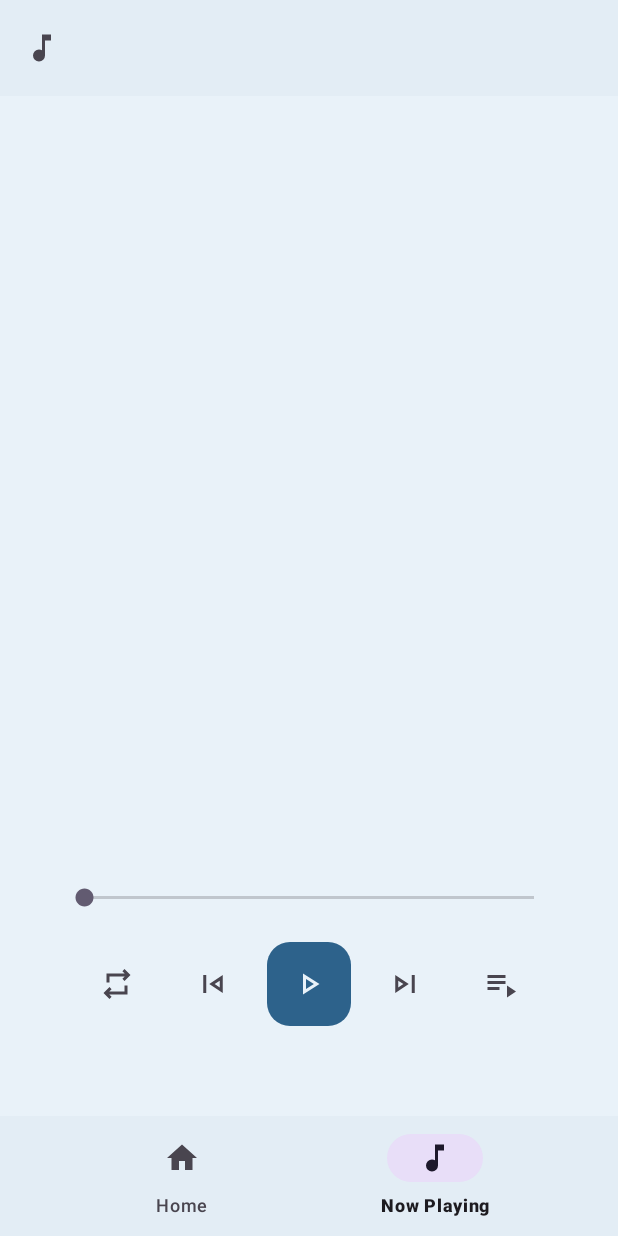
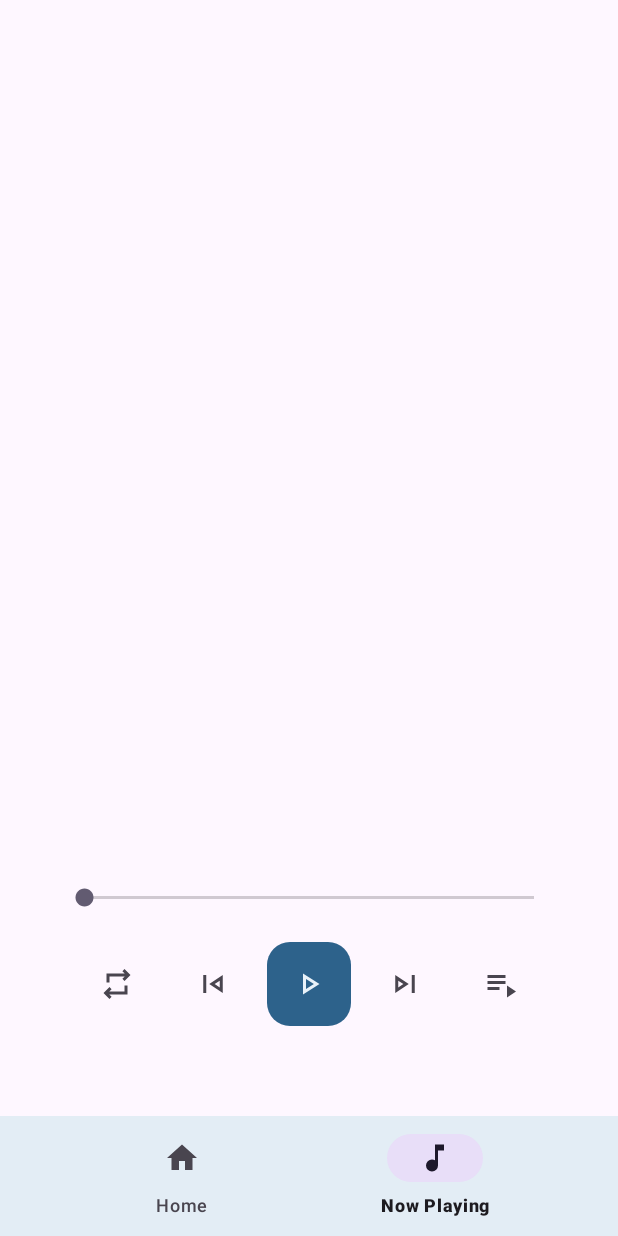
Before and after one commit to DoMHieu/Group-Project, an Android app: the screen it shows after launch (MainActivity), item 2 of the bottom bar chosen, on a phone screen of 412 x 824 dp. Run offline under Robolectric (Android 15) with nearby library versions, the phone set to English and light mode, and no system bars; pictures from the network do not load.

```diff
--- a/MusicPlayer/app/src/main/java/com/example/musicplayer/MainActivity.kt
+++ b/MusicPlayer/app/src/main/java/com/example/musicplayer/MainActivity.kt
@@ -6,22 +6,28 @@ import androidx.appcompat.app.AppCompatActivity
 import androidx.core.view.ViewCompat
 import androidx.core.view.WindowCompat
 import androidx.core.view.WindowInsetsCompat
+import androidx.fragment.app.Fragment
 import com.example.musicplayer.home.SearchFragment
 import com.example.musicplayer.playback.PlayerFragment
+import com.google.android.material.bottomnavigation.BottomNavigationView
 
 class MainActivity : AppCompatActivity() {
 
+    private val searchFragment = SearchFragment()
+    private val playerFragment = PlayerFragment()
+    private var activeFragment: Fragment = searchFragment
+
     override fun onCreate(savedInstanceState: Bundle?) {
         super.onCreate(savedInstanceState)
-        //Hide Action bar
         supportActionBar?.hide()
         actionBar?.hide()
-        //Fullscreen layout
         WindowCompat.setDecorFitsSystemWindows(window, false)
         setContentView(R.layout.activity_main)
+
         val container = findViewById<View>(R.id.container)
         val bottomNavigationView =
-            findViewById<com.google.android.material.bottomnavigation.BottomNavigationView>(R.id.bottom_navigation)
+            findViewById<BottomNavigationView>(R.id.bottom_navigation)
+
         ViewCompat.setOnApplyWindowInsetsListener(container) { v, insets ->
             val cutoutInsets = insets.getInsets(WindowInsetsCompat.Type.displayCutout())
             v.setPadding(0, cutoutInsets.top, 0, 0)
@@ -32,23 +38,47 @@ class MainActivity : AppCompatActivity() {
             v.setPadding(0, 0, 0, navBarInsets.bottom)
             insets
         }
-        supportFragmentManager.beginTransaction().replace(R.id.container, SearchFragment()).commit()
+
+        if (savedInstanceState == null) {
+            supportFragmentManager.beginTransaction().apply {
+                add(R.id.container, playerFragment, "2").hide(playerFragment)
+                add(R.id.container, searchFragment, "1")
+            }.commit()
+        }
+
         bottomNavigationView.setOnItemSelectedListener { item ->
             when (item.itemId) {
                 R.id.home -> {
-                    supportFragmentManager.beginTransaction()
-                        .replace(R.id.container, SearchFragment())
-                        .commit()
+                    supportFragmentManager.beginTransaction().hide(activeFragment).show(searchFragment).commit()
+                    activeFragment = searchFragment
                     true
                 }
                 R.id.control -> {
-                    supportFragmentManager.beginTransaction()
-                        .replace(R.id.container, PlayerFragment())
-                        .commit()
+                    supportFragmentManager.beginTransaction().hide(activeFragment).show(playerFragment).commit()
+                    activeFragment = playerFragment
                     true
                 }
                 else -> false
             }
         }
     }
+
+    override fun onSaveInstanceState(outState: Bundle) {
+        super.onSaveInstanceState(outState)
+        outState.putString("active_fragment_tag", activeFragment.tag)
+    }
+
+    override fun onRestoreInstanceState(savedInstanceState: Bundle) {
+        super.onRestoreInstanceState(savedInstanceState)
+        val activeTag = savedInstanceState.getString("active_fragment_tag")
+        val fragmentToShow = supportFragmentManager.findFragmentByTag(activeTag) ?: searchFragment
+        val fragmentToHide1 = if (fragmentToShow != searchFragment) searchFragment else playerFragment
+        val fragmentToHide2 = if (fragmentToShow != playerFragment) playerFragment else searchFragment
+        supportFragmentManager.beginTransaction()
+            .hide(fragmentToHide1)
+            .hide(fragmentToHide2)
+            .show(fragmentToShow)
+            .commit()
+        activeFragment = fragmentToShow
+    }
 }
--- a/MusicPlayer/app/src/main/java/com/example/musicplayer/home/SearchFragment.kt
+++ b/MusicPlayer/app/src/main/java/com/example/musicplayer/home/SearchFragment.kt
@@ -102,7 +102,7 @@ class SearchFragment : Fragment() {
                             id = item.id,
                             title = item.title,
                             url = "",
-                            artist = item.user.username.ifEmpty { item.user.full_name.ifEmpty { "Unknown" } },
+                            artist = item.metadata_artist?.takeIf { it.isNotBlank() } ?: item.user.username.ifEmpty { item.user.full_name.ifEmpty { "Unknown" } },
                             cover = item.artwork_url,
                             coverXL = largeArtworkUrl,
                             lastFetchTime = 0L
--- /dev/null
+++ b/MusicPlayer/app/src/main/java/com/example/musicplayer/utils/MarqueeTextView.kt
@@ -0,0 +1,30 @@
+package com.example.musicplayer.utils
+
+import android.content.Context
+import android.graphics.Rect
+import android.util.AttributeSet
+import androidx.appcompat.widget.AppCompatTextView
+
+class MarqueeTextView @JvmOverloads constructor(
+    context: Context,
+    attrs: AttributeSet? = null,
+    defStyleAttr: Int = 0
+) : AppCompatTextView(context, attrs, defStyleAttr) {
+
+    init {
+        isSelected = true
+    }
+    override fun isFocused(): Boolean {
+        return true
+    }
+    override fun onFocusChanged(focused: Boolean, direction: Int, previouslyFocusedRect: Rect?) {
+        if (focused) {
+            super.onFocusChanged(focused, direction, previouslyFocusedRect)
+        }
+    }
+    override fun onWindowFocusChanged(hasWindowFocus: Boolean) {
+        if (hasWindowFocus) {
+            super.onWindowFocusChanged(hasWindowFocus)
+        }
+    }
+}
--- a/MusicPlayer/app/src/main/res/layout/fragment_player.xml
+++ b/MusicPlayer/app/src/main/res/layout/fragment_player.xml
@@ -11,27 +11,12 @@
         android:layout_height="match_parent"
         android:orientation="vertical"
         android:paddingBottom="48dp"
-        android:background="?attr/colorPrimary">
+        android:background="?attr/colorSurface">
 
-        <!-- Toolbar -->
-        <com.google.android.material.appbar.MaterialToolbar
-            android:id="@+id/Toolbar"
-            style="@style/Widget.Material3.Toolbar"
-            android:layout_width="match_parent"
-            android:layout_height="wrap_content"
-            app:navigationIcon="@drawable/music_note_24px"
-            tools:title="@tools:sample/full_names"
-            tools:subtitle="@tools:sample/last_names"
-            android:background="?attr/colorPrimaryContainer"
-            />
-
-        <!-- Cover + Queue (thay thế nhau) -->
         <FrameLayout
             android:layout_width="match_parent"
             android:layout_height="0dp"
             android:layout_weight="1">
-
-            <!-- Ảnh bìa -->
             <ImageView
                 android:id="@+id/imageView"
                 android:layout_width="350dp"
@@ -40,8 +25,6 @@
                 android:layout_margin="16dp"
                 android:scaleType="centerCrop"
                 tools:src="@tools:sample/avatars" />
-
-            <!-- Queue (ẩn mặc định) -->
             <androidx.recyclerview.widget.RecyclerView
                 android:id="@+id/rvQueue"
                 android:layout_width="match_parent"
@@ -51,7 +34,47 @@
                 android:padding="8dp"/>
         </FrameLayout>
 
-        <!-- Progress bar + thời gian -->
+        <LinearLayout
+            android:layout_width="match_parent"
+            android:layout_height="wrap_content"
+            android:orientation="vertical"
+            android:gravity="center_horizontal"
+            android:paddingStart="32dp"
+            android:paddingEnd="32dp"
+            android:paddingBottom="16dp">
+
+            <FrameLayout
+                android:layout_width="match_parent"
+                android:layout_height="wrap_content">
+
+                <com.example.musicplayer.utils.MarqueeTextView
+                    android:id="@+id/toolbarTitle"
+                    android:layout_width="wrap_content"
+                    android:layout_height="wrap_content"
+                    android:layout_gravity="center_horizontal"
+                    android:ellipsize="marquee"
+                    android:marqueeRepeatLimit="marquee_forever"
+                    android:singleLine="true"
+                    android:scrollHorizontally="true"
+                    android:textAppearance="@style/TextAppearance.Material3.HeadlineSmall"
+                    android:textStyle="bold"
+                    tools:text="Tên một bài hát rất dài để test hiệu ứng chạy chữ" />
+
+            </FrameLayout>
+
+            <TextView
+                android:id="@+id/toolbarSubtitle"
+                android:layout_width="match_parent"
+                android:layout_height="wrap_content"
+                android:singleLine="true"
+                android:gravity="center"
+                android:ellipsize="end"
+                android:textAppearance="@style/TextAppearance.Material3.TitleMedium"
+                android:textColor="?android:attr/textColorSecondary"
+                tools:text="Tên nghệ sĩ" />
+
+        </LinearLayout>
+
         <androidx.constraintlayout.widget.ConstraintLayout
             android:id="@+id/ProgressLayout"
             android:layout_width="match_parent"
@@ -83,7 +106,6 @@
                 app:layout_constraintBottom_toBottomOf="parent"
                 />
 
-
             <com.google.android.material.textview.MaterialTextView
                 android:id="@+id/songTotalTime"
                 android:layout_width="wrap_content"
@@ -98,7 +120,6 @@
                 app:layout_constraintBottom_toBottomOf="@id/progressSlider"/>
         </androidx.constraintlayout.widget.ConstraintLayout>
 
-        <!-- Các nút điều khiển -->
         <GridLayout
             android:id="@+id/buttonGrid"
             android:layout_width="wrap_content"
@@ -143,7 +164,6 @@
                 android:padding="16dp"
                 app:srcCompat="@drawable/skip_next_24px" />
 
-            <!-- Nút toggle queue -->
             <androidx.appcompat.widget.AppCompatImageButton
                 android:id="@+id/playlist_play"
                 android:layout_width="wrap_content"
```
Also changed, not shown: MusicPlayer/app/src/main/java/com/example/musicplayer/api/ApiHelper.kt (+17 -3 lines), MusicPlayer/app/src/main/java/com/example/musicplayer/playback/PlayerFragment.kt (+46 -33 lines).
